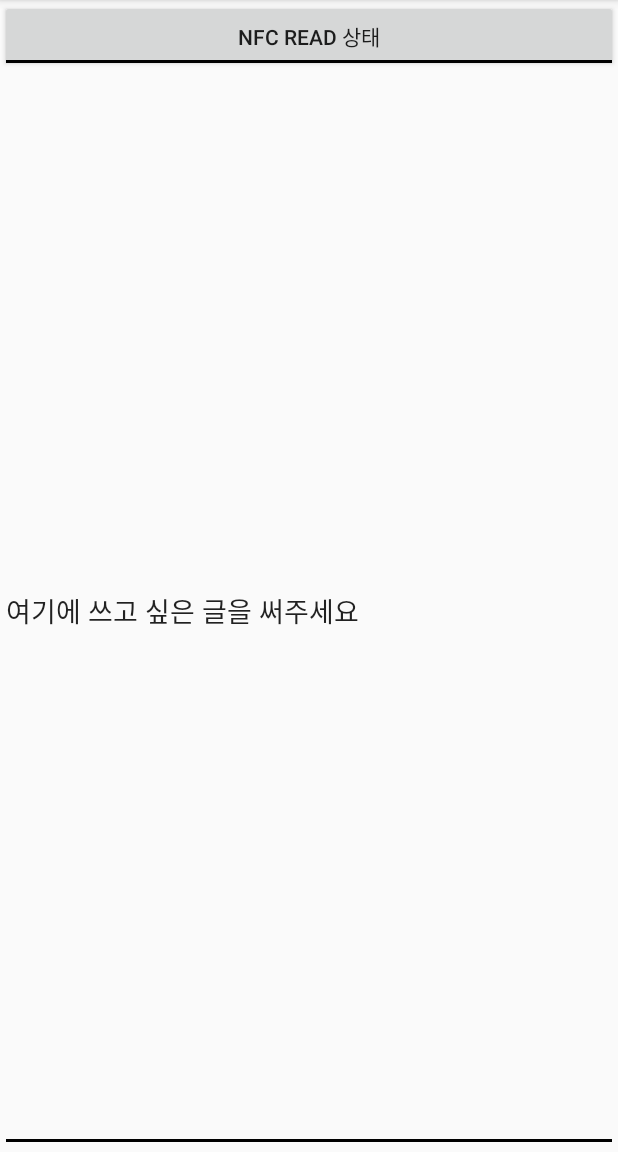
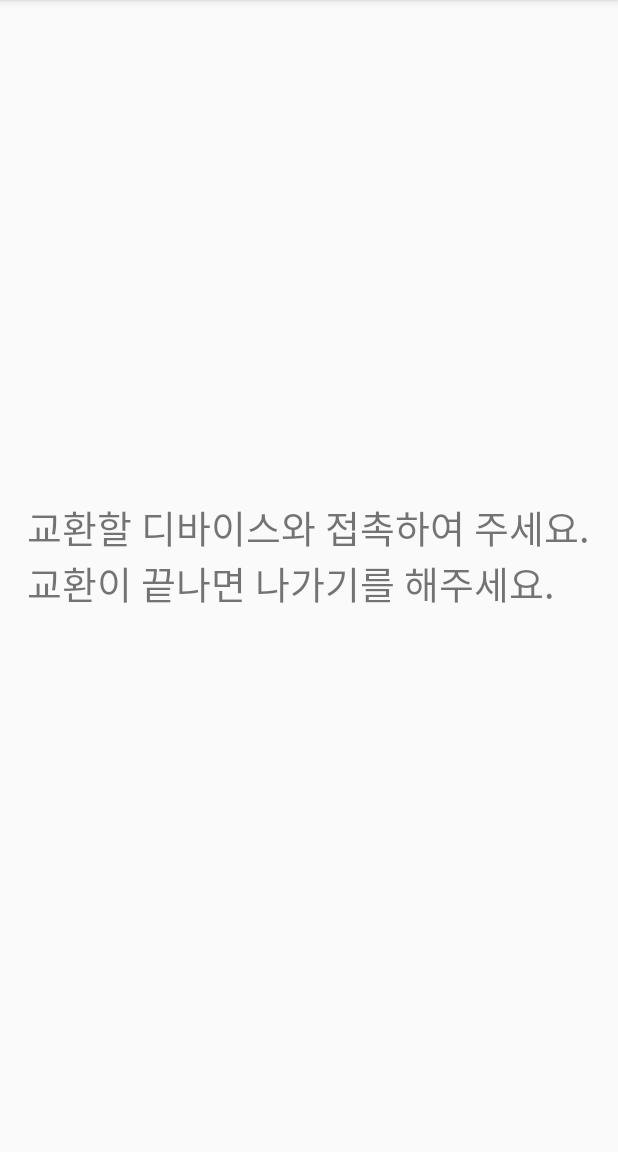
Before and after one commit to yujinpark10/BusinessCardApp, an Android app: the nfcChangePage screen opened directly, with no data from a screen before it, on a phone screen of 412 x 824 dp, the part 84-1236 px from its top. Run offline under Robolectric (Android 15) with nearby library versions, the phone set to English and light mode, and no system bars; network calls fail; 5 statements that could not run were skipped.

Commit message:
nfc 거의 완결
주는 아이디 받아먹는 거 완성했고,
이제 넘겨주는 자바페이지를 만들어야 함

```diff
--- a/app/src/main/java/org/techtown/businesscardapp/MainActivity.java
+++ b/app/src/main/java/org/techtown/businesscardapp/MainActivity.java
@@ -377,6 +377,7 @@ public class MainActivity extends AppCompatActivity {
             public void onClick(View v)
             {
                 Intent intent = new Intent(MainActivity.this, nfcChangePage.class);
+                intent.putExtra("userID", loginid);
                 startActivity(intent);
             }
         });
--- a/app/src/main/res/layout/activity_nfcchange.xml
+++ b/app/src/main/res/layout/activity_nfcchange.xml
@@ -1,21 +1,21 @@
 <?xml version="1.0" encoding="utf-8"?>
 <LinearLayout xmlns:android="http://schemas.android.com/apk/res/android"
     android:orientation="vertical" android:layout_width="match_parent"
-    android:layout_height="match_parent">
+    android:layout_height="match_parent"
+    android:gravity="center">
 
-    <ToggleButton
-        android:layout_width="match_parent"
+    <TextView
+        android:id="@+id/Text1"
+        android:layout_width="wrap_content"
         android:layout_height="wrap_content"
-        android:id="@+id/tglReadWrite"
-        android:textOn="NFC READ 상태"
-        android:textOff="NFC WRITE 상태"
-        android:checked="true"
-        android:onClick="tglReadWriteOnClick"/>
+        android:text="교환할 디바이스와 접촉하여 주세요. 교환이 끝나면 나가기를 해주세요."
+        android:textSize="25dp"/>
 
-    <EditText
+    <TextView
         android:id="@+id/txtTagContent"
-        android:layout_width="match_parent"
-        android:layout_height="match_parent"
-        android:text="여기에 쓰고 싶은 글을 써주세요"/>
+        android:layout_width="wrap_content"
+        android:layout_height="wrap_content"
+        android:text=""
+        android:textSize="20dp"/>
 
 </LinearLayout>
```
Also changed, not shown: app/src/main/java/org/techtown/businesscardapp/nfcChangePage.java (+26 -104 lines).
